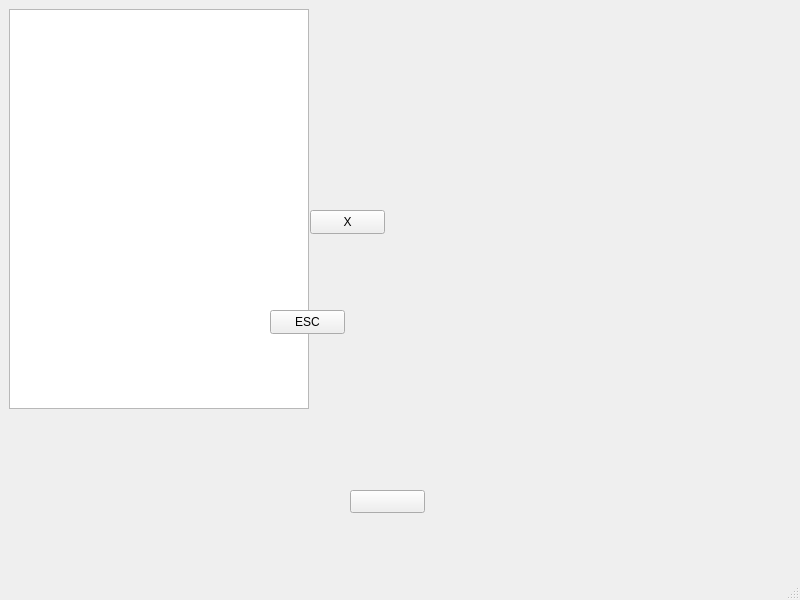
SnayperTihCreator/Overlay, file uis/main.ui: the form before one commit.
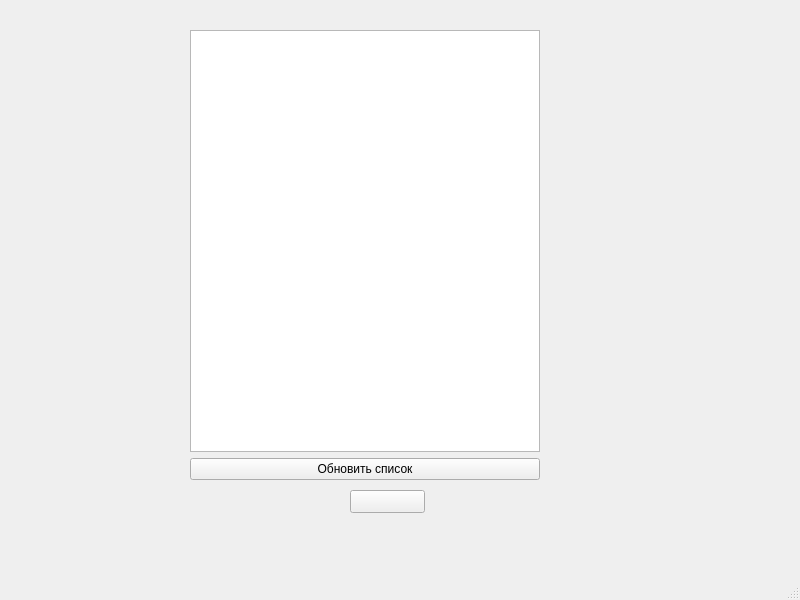
The form after the commit.

```diff
--- a/uis/main.ui
+++ b/uis/main.ui
@@ -19,34 +19,6 @@
    <string>Overlay</string>
   </property>
   <widget class="QWidget" name="centralwidget">
-   <widget class="QListWidget" name="listPlugins">
-    <property name="geometry">
-     <rect>
-      <x>9</x>
-      <y>9</y>
-      <width>300</width>
-      <height>400</height>
-     </rect>
-    </property>
-    <property name="sizePolicy">
-     <sizepolicy hsizetype="Minimum" vsizetype="Minimum">
-      <horstretch>0</horstretch>
-      <verstretch>0</verstretch>
-     </sizepolicy>
-    </property>
-    <property name="minimumSize">
-     <size>
-      <width>300</width>
-      <height>400</height>
-     </size>
-    </property>
-    <property name="maximumSize">
-     <size>
-      <width>200</width>
-      <height>400</height>
-     </size>
-    </property>
-   </widget>
    <widget class="QPushButton" name="btnStopOverlay">
     <property name="geometry">
      <rect>
@@ -86,6 +58,41 @@
      <string/>
     </property>
    </widget>
+   <widget class="QWidget" name="widgetListPlugin" native="true">
+    <property name="geometry">
+     <rect>
+      <x>190</x>
+      <y>30</y>
+      <width>350</width>
+      <height>450</height>
+     </rect>
+    </property>
+    <property name="minimumSize">
+     <size>
+      <width>350</width>
+      <height>450</height>
+     </size>
+    </property>
+    <layout class="QVBoxLayout" name="verticalLayout" stretch="0,0">
+     <item>
+      <widget class="QListWidget" name="listPlugins">
+       <property name="sizePolicy">
+        <sizepolicy hsizetype="Minimum" vsizetype="Minimum">
+         <horstretch>0</horstretch>
+         <verstretch>0</verstretch>
+        </sizepolicy>
+       </property>
+      </widget>
+     </item>
+     <item>
+      <widget class="QPushButton" name="btnListUpdate">
+       <property name="text">
+        <string>Обновить список</string>
+       </property>
+      </widget>
+     </item>
+    </layout>
+   </widget>
   </widget>
   <widget class="QMenuBar" name="menubar">
    <property name="geometry">
```
